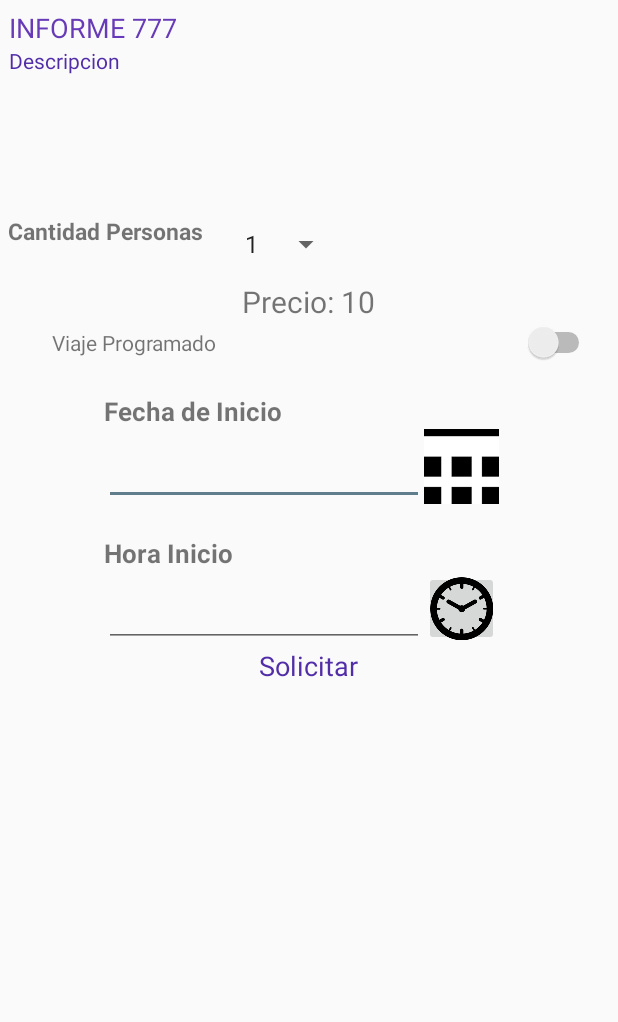
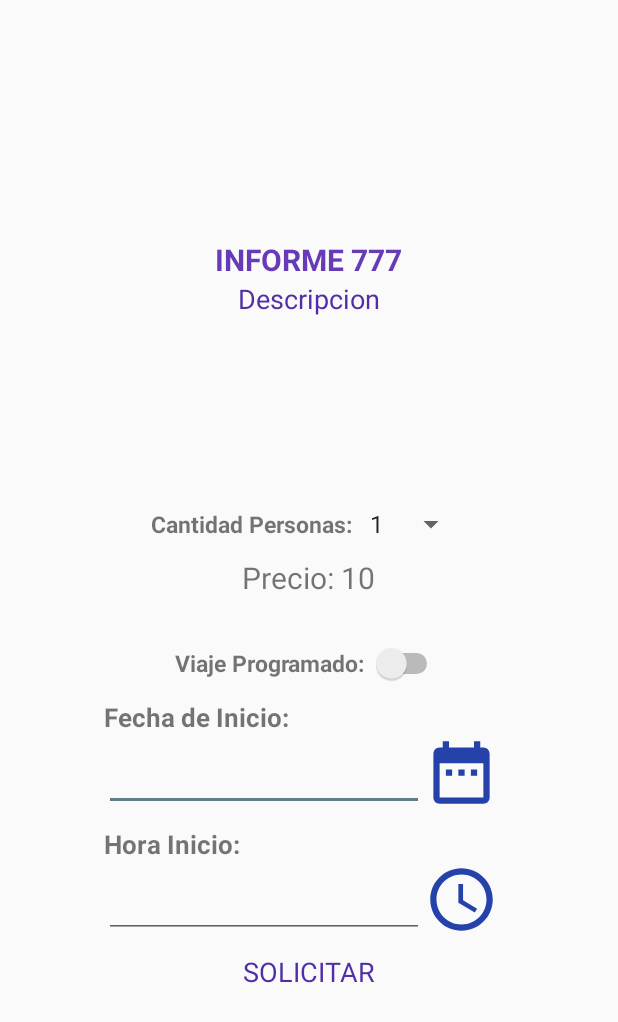
Before and after one commit to huancas/android, an Android app: the layout activity_detalle.xml on its own in the app's theme, with its tools: preview values and no code run, on a phone screen of 412 x 824 dp. Shown: the top 1022 px of the screen. Run offline under Robolectric (Android 15) with nearby library versions, the phone set to English and light mode, and no system bars; network calls fail.

Commit message:
Diseño 2
Correción del diseño

```diff
--- a/uber/app/build.gradle
+++ b/uber/app/build.gradle
@@ -20,6 +20,7 @@ android {
 
 dependencies {
     implementation fileTree(dir: 'libs', include: ['*.jar'])
+    //noinspection GradleCompatible
     implementation 'com.android.support:appcompat-v7:28.0.0'
     implementation 'com.android.support.constraint:constraint-layout:1.1.3'
     implementation 'com.android.support:support-v4:28.0.0'
@@ -41,5 +42,7 @@ dependencies {
     //location
     implementation 'com.google.android.gms:play-services-location:15.0.1'
 
+    implementation 'de.hdodenhof:circleimageview:1.3.0' //Imagen Circular
+
 
 }
--- a/uber/app/src/main/java/pe/progsistem/jesus/ubeprivado/Frgaments/Perfiles.java
+++ b/uber/app/src/main/java/pe/progsistem/jesus/ubeprivado/Frgaments/Perfiles.java
@@ -33,6 +33,7 @@ import java.io.ByteArrayOutputStream;
 import java.io.IOException;
 import java.util.HashMap;
 
+import de.hdodenhof.circleimageview.CircleImageView;
 import pe.progsistem.jesus.ubeprivado.Activities.PerfilActivity;
 import pe.progsistem.jesus.ubeprivado.R;
 import pe.progsistem.jesus.ubeprivado.conexion.FuncionesApp;
@@ -51,7 +52,7 @@ public class Perfiles extends Fragment {
     TextView art, tvname, tvapp, tvemail, tvusuario, tvusername, tvcel, tvcel2;
 
     Button btnEdit, btnPass;
-    ImageView logo;
+    CircleImageView logo;
     private Bitmap bitmap;
 
     private Button btnBuscar;
@@ -100,7 +101,7 @@ public class Perfiles extends Fragment {
         tvemail.setText(email);
 
         //tvapp.setText(edad);
-        logo = (ImageView) root.findViewById(R.id.imagenProfile);
+        logo = (CircleImageView) root.findViewById(R.id.imagenProfile);
         //  logo.setImageResource(R.drawable.lady);
         // downloadFile(imageHttpAddress);
         btnEdit.setOnClickListener(new View.OnClickListener() {
--- /dev/null
+++ b/uber/app/src/main/res/drawable/ic_access_time_black_24dp.xml
@@ -0,0 +1,5 @@
+<vector android:height="50dp" android:tint="#2542AB"
+    android:viewportHeight="24.0" android:viewportWidth="24.0"
+    android:width="50dp" xmlns:android="http://schemas.android.com/apk/res/android">
+    <path android:fillColor="#FF000000" android:pathData="M11.99,2C6.47,2 2,6.48 2,12s4.47,10 9.99,10C17.52,22 22,17.52 22,12S17.52,2 11.99,2zM12,20c-4.42,0 -8,-3.58 -8,-8s3.58,-8 8,-8 8,3.58 8,8 -3.58,8 -8,8zM12.5,7H11v6l5.25,3.15 0.75,-1.23 -4.5,-2.67z"/>
+</vector>
--- /dev/null
+++ b/uber/app/src/main/res/drawable/ic_date_range_black_24dp.xml
@@ -0,0 +1,5 @@
+<vector android:height="50dp" android:tint="#2542AB"
+    android:viewportHeight="24.0" android:viewportWidth="24.0"
+    android:width="50dp" xmlns:android="http://schemas.android.com/apk/res/android">
+    <path android:fillColor="#FF000000" android:pathData="M9,11L7,11v2h2v-2zM13,11h-2v2h2v-2zM17,11h-2v2h2v-2zM19,4h-1L18,2h-2v2L8,4L8,2L6,2v2L5,4c-1.11,0 -1.99,0.9 -1.99,2L3,20c0,1.1 0.89,2 2,2h14c1.1,0 2,-0.9 2,-2L21,6c0,-1.1 -0.9,-2 -2,-2zM19,20L5,20L5,9h14v11z"/>
+</vector>
--- a/uber/app/src/main/res/drawable/ic_my_location_black_24dp.xml
+++ b/uber/app/src/main/res/drawable/ic_my_location_black_24dp.xml
@@ -1,5 +1,5 @@
-<vector android:height="24dp" android:tint="#2542AB"
+<vector android:height="50dp" android:tint="#2542AB"
     android:viewportHeight="24.0" android:viewportWidth="24.0"
-    android:width="24dp" xmlns:android="http://schemas.android.com/apk/res/android">
+    android:width="50dp" xmlns:android="http://schemas.android.com/apk/res/android">
     <path android:fillColor="#FF000000" android:pathData="M12,8c-2.21,0 -4,1.79 -4,4s1.79,4 4,4 4,-1.79 4,-4 -1.79,-4 -4,-4zM20.94,11c-0.46,-4.17 -3.77,-7.48 -7.94,-7.94L13,1h-2v2.06C6.83,3.52 3.52,6.83 3.06,11L1,11v2h2.06c0.46,4.17 3.77,7.48 7.94,7.94L11,23h2v-2.06c4.17,-0.46 7.48,-3.77 7.94,-7.94L23,13v-2h-2.06zM12,19c-3.87,0 -7,-3.13 -7,-7s3.13,-7 7,-7 7,3.13 7,7 -3.13,7 -7,7z"/>
 </vector>
--- /dev/null
+++ b/uber/app/src/main/res/drawable/ic_search_black_24dp.xml
@@ -0,0 +1,5 @@
+<vector android:height="24dp" android:tint="#2542AB"
+    android:viewportHeight="24.0" android:viewportWidth="24.0"
+    android:width="24dp" xmlns:android="http://schemas.android.com/apk/res/android">
+    <path android:fillColor="#FF000000" android:pathData="M15.5,14h-0.79l-0.28,-0.27C15.41,12.59 16,11.11 16,9.5 16,5.91 13.09,3 9.5,3S3,5.91 3,9.5 5.91,16 9.5,16c1.61,0 3.09,-0.59 4.23,-1.57l0.27,0.28v0.79l5,4.99L20.49,19l-4.99,-5zM9.5,14C7.01,14 5,11.99 5,9.5S7.01,5 9.5,5 14,7.01 14,9.5 11.99,14 9.5,14z"/>
+</vector>
--- a/uber/app/src/main/res/layout/activity_detalle.xml
+++ b/uber/app/src/main/res/layout/activity_detalle.xml
@@ -1,6 +1,7 @@
 <?xml version="1.0" encoding="utf-8"?>
 <LinearLayout xmlns:android="http://schemas.android.com/apk/res/android"
     xmlns:tools="http://schemas.android.com/tools"
+    xmlns:app="http://schemas.android.com/apk/res-auto"
     android:layout_width="match_parent"
     android:layout_height="match_parent"
     tools:context=".Activities.DetalleActivity">
@@ -12,7 +13,10 @@
     <LinearLayout
         android:orientation="vertical"
         android:layout_width="match_parent"
-        android:layout_height="match_parent">
+        android:layout_height="match_parent"
+        android:gravity="center"
+        android:layout_gravity="center">
+
         <LinearLayout
             android:id="@+id/linearLayout"
             android:layout_width="match_parent"
@@ -24,10 +28,13 @@
             <TextView
                 android:id="@+id/tvNombre"
                 android:textColor="@color/colorPrimary"
-                android:layout_width="match_parent"
+                android:layout_width="wrap_content"
                 android:layout_height="wrap_content"
+                android:layout_gravity="center_horizontal"
                 android:textAppearance="@style/Base.TextAppearance.AppCompat.Medium"
-                android:text="INFORME 777" />
+                android:text="INFORME 777"
+                android:textStyle="bold"
+                android:textSize="20sp"/>
 
             <LinearLayout
                 android:layout_width="match_parent"
@@ -41,10 +48,11 @@
 
                     <TextView
                         android:id="@+id/tvDescripcion"
-                        android:layout_width="match_parent"
+                        android:layout_width="wrap_content"
                         android:layout_height="wrap_content"
+                        android:layout_gravity="center_horizontal"
                         android:text="Descripcion"
-
+                        android:textSize="18sp"
                         android:textColor="@color/colorPrimaryDark" />
 
                 </LinearLayout>
@@ -53,29 +61,30 @@
         </LinearLayout>
 
 
-        <ImageView
+        <de.hdodenhof.circleimageview.CircleImageView
             android:id="@+id/imageView"
-            android:layout_width="96dp"
-            android:layout_height="79dp"
+            android:layout_width="120dp"
+            android:layout_height="120dp"
             android:layout_gravity="center_horizontal" />
+
         <LinearLayout
             android:orientation="vertical"
-            android:layout_width="match_parent"
-
-            android:layout_height="wrap_content">
+            android:layout_width="280dp"
+            android:layout_height="wrap_content"
+            android:layout_gravity="center_horizontal"
+            android:layout_marginBottom="10dp">
 
             <LinearLayout
                 android:layout_width="wrap_content"
-                android:layout_height="match_parent"
-                android:layout_marginTop="5dp"
-                android:layout_marginLeft="5dp"
-                android:orientation="horizontal">
+                android:layout_height="wrap_content"
+                android:orientation="horizontal"
+                android:layout_gravity="center_horizontal">
 
                 <TextView
-                    android:layout_width="150dp"
-                    android:layout_height="45dp"
-                    android:layout_marginTop="1dp"
-                    android:text="Cantidad Personas"
+                    android:layout_width="wrap_content"
+                    android:layout_height="wrap_content"
+                    android:text="Cantidad Personas: "
+                    android:gravity="center"
                     android:textSize="15sp"
                     android:textStyle="bold" />
 
@@ -83,67 +92,72 @@
                     android:id="@+id/spinnerCantidad"
                     android:layout_width="match_parent"
                     android:layout_height="wrap_content"
-                    android:layout_marginTop="10dp"
                     android:entries="@array/tipocantidad_arrays"
                     android:prompt="@string/tipocantidad_pro" />
 
 
 
+            </LinearLayout>
 
-            </LinearLayout>
             <LinearLayout
                 android:layout_gravity="center_horizontal"
                 android:orientation="horizontal"
                 android:layout_width="wrap_content"
-                android:layout_height="wrap_content">
+                android:layout_height="wrap_content"
+                android:layout_marginTop="10dp"
+                android:layout_marginBottom="10dp">
+
                 <TextView
                     android:text="Precio: "
                     android:layout_width="wrap_content"
                     android:layout_gravity="center_horizontal"
                     android:textSize="20sp"
+                    android:layout_weight="1"
                     android:layout_height="wrap_content" />
+
                 <TextView
                     android:id="@+id/tvPrecio"
                     android:text="10"
                     android:layout_width="wrap_content"
                     android:layout_gravity="center_horizontal"
                     android:textSize="20sp"
+                    android:layout_weight="1"
                     android:layout_height="wrap_content" />
 
             </LinearLayout>
 
+        </LinearLayout>
+
+        <LinearLayout
+            android:layout_width="wrap_content"
+            android:layout_height="wrap_content"
+            android:orientation="horizontal"
+            android:layout_gravity="center_horizontal"
+            android:layout_marginTop="10dp">
+
+            <TextView
+                android:layout_width="wrap_content"
+                android:layout_height="wrap_content"
+                android:textSize="15sp"
+                android:textStyle="bold"
+                android:text="Viaje Programado: "/>
+
+            <Switch
+                android:id="@+id/simpleSwitch"
+                android:layout_width="wrap_content"
+                android:layout_height="wrap_content"
+                android:layout_weight="1" />
 
         </LinearLayout>
 
         <LinearLayout
-            android:layout_width="match_parent"
+            android:layout_width="wrap_content"
             android:layout_height="wrap_content"
-            android:gravity="center"
-
+            android:layout_gravity="center_horizontal"
             android:orientation="vertical"
-
             android:id="@+id/LinearLay">
-            <LinearLayout
-                android:layout_width="match_parent"
-                android:layout_height="wrap_content"
-                android:layout_marginLeft="30dp"
-                android:layout_marginRight="20dp"
-                android:orientation="horizontal">
-
-                <TextView
-                    android:layout_width="wrap_content"
-                    android:layout_height="wrap_content"
-
-                    android:text="Viaje Programado"/>
-                <Switch
-                    android:id="@+id/simpleSwitch"
-                    android:layout_weight="1"
-                    android:layout_width="wrap_content"
-                    android:layout_height="wrap_content"/>
 
 
-
-            </LinearLayout>
 
 
            <LinearLayout
@@ -155,8 +169,8 @@
                <TextView
                    android:layout_width="wrap_content"
                    android:layout_height="wrap_content"
-                   android:layout_marginTop="20dp"
-                   android:text="Fecha de Inicio"
+                   android:layout_marginTop="10dp"
+                   android:text="Fecha de Inicio: "
                    android:textSize="17sp"
                    android:textStyle="bold" />
                <LinearLayout
@@ -179,7 +193,7 @@
                        android:layout_width="50dp"
                        android:layout_height="50dp"
                        android:layout_gravity="center"
-                       android:src="@mipmap/ic_calen"
+                       android:background="@drawable/ic_date_range_black_24dp"
                        tools:ignore="ContentDescription" />
 
 
@@ -190,10 +204,11 @@
                <TextView
                    android:layout_width="wrap_content"
                    android:layout_height="wrap_content"
-                   android:layout_marginTop="20dp"
-                   android:text="Hora Inicio"
+                   android:layout_marginTop="10dp"
+                   android:text="Hora Inicio: "
                    android:textSize="17sp"
                    android:textStyle="bold" />
+
                <LinearLayout
                    android:orientation="horizontal"
                    android:layout_width="wrap_content"
@@ -208,23 +223,28 @@
                        android:ems="10"
                        android:inputType="textPersonName"
                        android:text="" />
+
                    <ImageButton
                        android:id="@+id/ib_obtener_hora"
                        android:layout_width="50dp"
                        android:layout_height="50dp"
                        android:layout_gravity="center"
-                       android:src="@mipmap/ic_hora"
+                       android:background="@drawable/ic_access_time_black_24dp"
                        tools:ignore="ContentDescription" />
+
             </LinearLayout>
                <!--  fin de hora -->
           </LinearLayout>
+
             <TextView
+                android:id="@+id/tvSend"
                 android:layout_width="wrap_content"
-                android:id="@+id/tvSend"
                 android:layout_height="wrap_content"
-                android:text="Solicitar"
+                android:text="SOLICITAR"
+                android:layout_gravity="center_horizontal"
                 android:textAppearance="@style/Base.TextAppearance.AppCompat.Medium"
-                android:textColor="@color/colorPrimaryDark" />
+                android:textColor="@color/colorPrimaryDark"
+                android:layout_margin="10dp"/>
 
         </LinearLayout>
 
--- a/uber/app/src/main/res/layout/activity_registro_principal.xml
+++ b/uber/app/src/main/res/layout/activity_registro_principal.xml
@@ -1,6 +1,7 @@
 <?xml version="1.0" encoding="utf-8"?>
 <LinearLayout xmlns:android="http://schemas.android.com/apk/res/android"
     xmlns:tools="http://schemas.android.com/tools"
+    xmlns:app="http://schemas.android.com/apk/res-auto"
     android:layout_width="match_parent"
     android:layout_height="match_parent"
     android:orientation="vertical"
--- a/uber/app/src/main/res/layout/fragment_perfil.xml
+++ b/uber/app/src/main/res/layout/fragment_perfil.xml
@@ -32,7 +32,7 @@
                 android:textSize="20sp"
                 android:textStyle="bold" />
 
-            <ImageView
+            <de.hdodenhof.circleimageview.CircleImageView
                 android:id="@+id/imagenProfile"
                 android:layout_width="160dp"
                 android:layout_height="160dp"
```
Also changed, not shown: uber/app/src/main/java/pe/progsistem/jesus/ubeprivado/Activities/DetalleActivity.java (+6 -6 lines), uber/app/src/main/res/layout/activity_main.xml (+14 -4 lines), uber/app/src/main/res/layout/activity_mapszona.xml (+32 -31 lines), uber/app/src/main/res/layout/content_principal.xml (+55 -33 lines).
